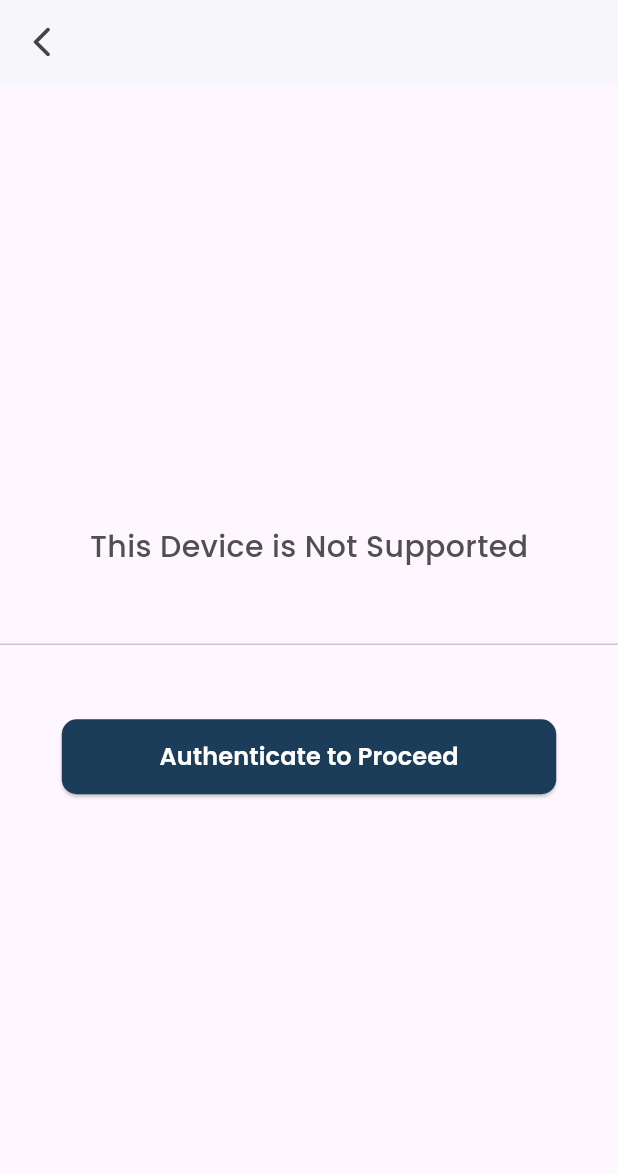
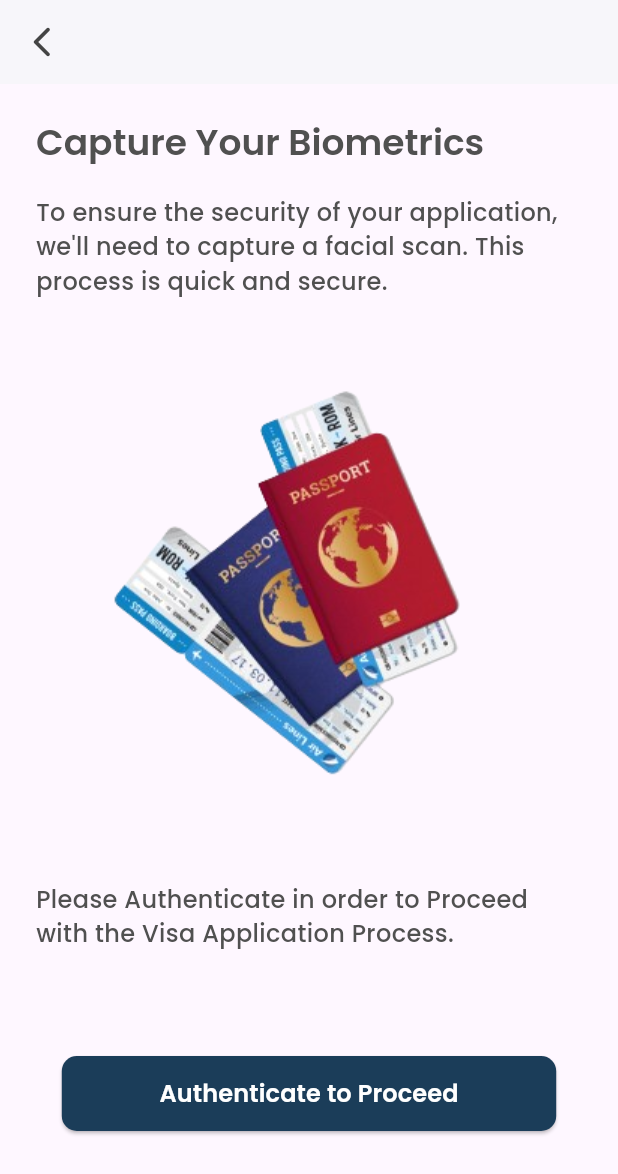
Before and after one commit to Mewristics-XploreCeylon/Mewristics_XploreCeylon_mobile, a Flutter app: the screen it shows after launch, on a phone screen of 412 x 824 dp. Shown: the top 1174 px of the screen. Run offline on Flutter 3.47's test engine with Material 3 defaults, Android fonts, the phone set to English and light mode, and no system bars; our stand-ins replace go_router, local_auth.

Commit message:
Biometrics Page completed

```diff
--- a/lib/screens/visa_screens/capture_biometrics.dart
+++ b/lib/screens/visa_screens/capture_biometrics.dart
@@ -1,7 +1,12 @@
 import 'package:flutter/material.dart';
 import 'package:flutter/services.dart';
+import 'package:go_router/go_router.dart';
 import 'package:local_auth/local_auth.dart';
 import 'package:xploreceylon_mobile/widgets/custom_button.dart';
+
+import '../../config/app_router.dart/routes.dart';
+import '../../constants/sizes.dart';
+import '../../widgets/page_header.dart';
 
 class ScanBiometrics extends StatefulWidget {
   const ScanBiometrics({super.key});
@@ -12,7 +17,7 @@ class ScanBiometrics extends StatefulWidget {
 
 class _ScanBiometricsState extends State<ScanBiometrics> {
   late final LocalAuthentication auth;
-  bool _supportState = false;
+  // bool _supportState = false;
 
   @override
   void initState() {
@@ -20,7 +25,7 @@ class _ScanBiometricsState extends State<ScanBiometrics> {
     auth = LocalAuthentication();
     auth.isDeviceSupported().then(
           (bool isSupported) => setState(() {
-            _supportState = isSupported;
+            // _supportState = isSupported;
           }),
         );
   }
@@ -35,15 +40,51 @@ class _ScanBiometricsState extends State<ScanBiometrics> {
         child: Column(
           mainAxisAlignment: MainAxisAlignment.center,
           children: <Widget>[
-            if (_supportState)
-              const Text("This Device is Supported")
-            else
-              const Text("This Device is Not Supported"),
-            const Divider(height: 100),
+            // if (_supportState)
+            //   const Text("This Device is Supported")
+            // else
+            //   const Text("This Device is Not Supported"),
+            // const Divider(height: 100),
+            Container(
+              margin: const EdgeInsets.symmetric(
+                  horizontal: AppMargin.m24, vertical: AppMargin.m24),
+              child: const Column(
+                children: [
+                  PageHeader(
+                    title: "Capture Your Biometrics",
+                  ),
+                  SizedBox(
+                    height: 20,
+                  ),
+                  Text(
+                    "To ensure the security of your application, we'll need to capture a facial scan. This process is quick and secure.",
+                    style: TextStyle(
+                      fontSize: 16,
+                    ),
+                  ),
+                  SizedBox(
+                    height: 20,
+                  ),
+                  Image(image: AssetImage("assets/images/passports.png")),
+                  SizedBox(
+                    height: 20,
+                  ),
+                  Text(
+                    "Please Authenticate in order to Proceed with the Visa Application Process.",
+                    style: TextStyle(
+                      fontSize: 16,
+                    ),
+                  ),
+                ],
+              ),
+            ),
+            const Spacer(),
             CustomButton(
-                text: "Authenticate to Proceed",
-                styleType: ButtonStyleType.solid,
-                onPressed: _authenticate)
+              text: "Authenticate to Proceed",
+              styleType: ButtonStyleType.solid,
+              onPressed: _authenticate,
+            ),
+            const SizedBox(height: 70),
           ],
         ),
       ),
@@ -62,16 +103,17 @@ class _ScanBiometricsState extends State<ScanBiometrics> {
       );
 
       print("Authenticated : $authenticated");
+
+      if (authenticated) context.go(Routes.visaPersonalInformation);
     } on PlatformException catch (e) {
       print(e);
     }
   }
+  // Future<void> _getAvailableBiometrics() async {
+  //   List<BiometricType> availableBiometrics =
+  //       await auth.getAvailableBiometrics();
+  //   print("List of Biometrics : $availableBiometrics");
 
-  Future<void> _getAvailableBiometrics() async {
-    List<BiometricType> availableBiometrics =
-        await auth.getAvailableBiometrics();
-    print("List of Biometrics : $availableBiometrics");
-
-    if (!mounted) return;
-  }
+  //   if (!mounted) return;
+  // }
 }
```
